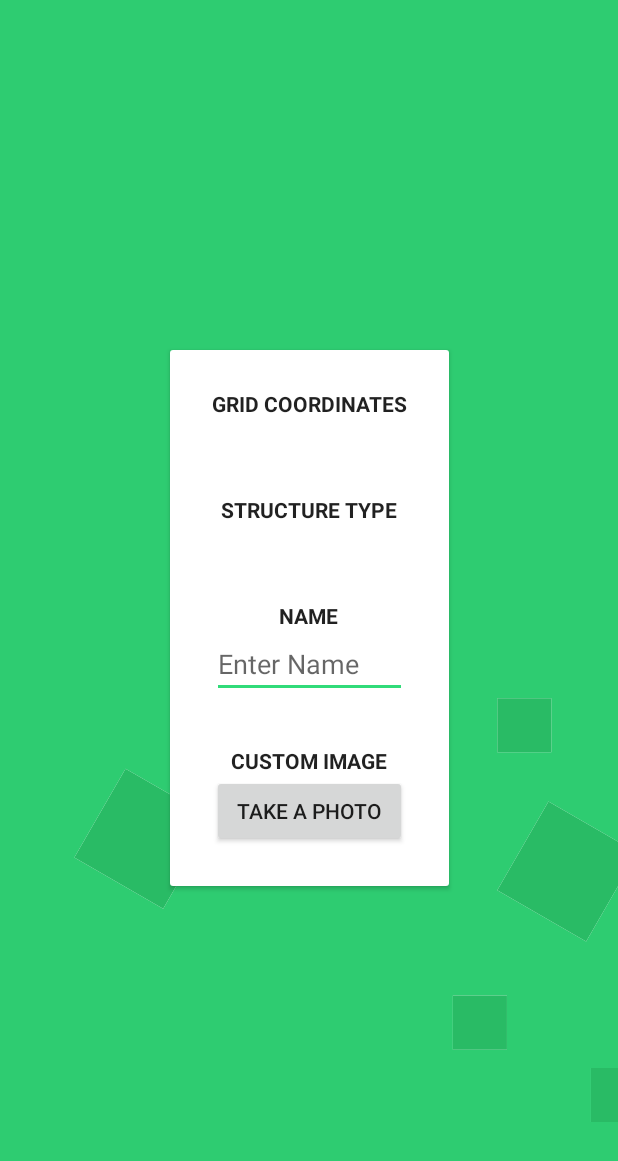
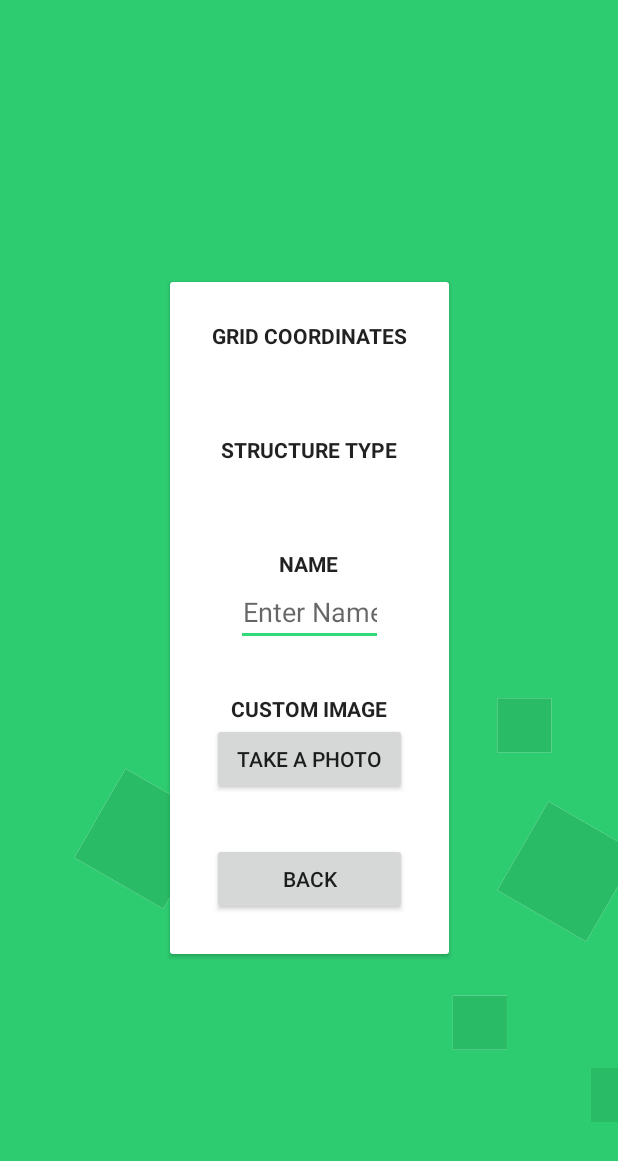
Before and after one commit to Alecadabra/MAD, an Android app: the layout activity_details.xml on its own in the app's theme, with its tools: preview values and no code run, on a phone screen of 412 x 824 dp. Shown: the top 1161 px of the screen. Run offline under Robolectric (Android 15) with nearby library versions, the phone set to English and light mode, and no system bars.

Commit message:
Various work

```diff
--- a/Assignment 2/app/src/main/java/com/alec/mad/assignment2/controller/ThumbnailHandler.kt
+++ b/Assignment 2/app/src/main/java/com/alec/mad/assignment2/controller/ThumbnailHandler.kt
@@ -6,7 +6,7 @@ import android.graphics.Bitmap
 import android.provider.MediaStore
 import androidx.fragment.app.FragmentActivity
 
-class ThumbnailHandler(private val activity: FragmentActivity, val requestCode: Int) {
+class ThumbnailHandler(private val activity: FragmentActivity, private val requestCode: Int) {
     private val intent = Intent(MediaStore.ACTION_IMAGE_CAPTURE)
 
     fun takeThumbnail() {
--- a/Assignment 2/app/src/main/java/com/alec/mad/assignment2/singleton/State.kt
+++ b/Assignment 2/app/src/main/java/com/alec/mad/assignment2/singleton/State.kt
@@ -107,7 +107,11 @@ object State {
             List(settings.mapHeight) { i ->
                 List(settings.mapWidth) { j ->
                     GameMap.MapElement(
-                        structure = structures[GameMap.getAdapterPosition(i, j)],
+                        structure = structures[GameMap.getAdapterPosition(
+                            i,
+                            j,
+                            settings.mapHeight
+                        )],
                         bgImage = bgDrawables.random()
                     )
                 }
--- a/Assignment 2/app/src/main/res/layout/activity_details.xml
+++ b/Assignment 2/app/src/main/res/layout/activity_details.xml
@@ -35,6 +35,10 @@
             android:id="@+id/detailsActivityGridCoordsValue"
             android:layout_width="match_parent"
             android:layout_height="wrap_content"
+            android:layout_gravity="center"
+            android:textSize="18sp"
+            android:layout_marginHorizontal="16dp"
+            android:gravity="center"
             android:layout_marginBottom="32dp"/>
 
         <!-- ======================================================================== -->
@@ -53,6 +57,10 @@
             android:id="@+id/detailsActivityStructureTypeValue"
             android:layout_width="match_parent"
             android:layout_height="wrap_content"
+            android:layout_gravity="center"
+            android:textSize="18sp"
+            android:layout_marginHorizontal="16dp"
+            android:gravity="center"
             android:layout_marginBottom="32dp"/>
 
         <!-- ======================================================================== -->
@@ -73,6 +81,10 @@
             android:layout_width="match_parent"
             android:layout_height="wrap_content"
             android:autofillHints="Set name"
+            android:layout_gravity="center"
+            android:textSize="18sp"
+            android:layout_marginHorizontal="16dp"
+            android:gravity="center"
             android:hint="Enter Name"
             android:inputType="text"
             android:layout_marginBottom="32dp" />
@@ -93,7 +105,15 @@
             android:id="@+id/detailsActivityPhotoButton"
             android:layout_width="match_parent"
             android:layout_height="wrap_content"
+            android:layout_marginBottom="32dp"
             android:text="Take a photo" />
+
+        <Button
+            android:id="@+id/detailsActivityBackButton"
+            android:layout_width="match_parent"
+            android:layout_height="wrap_content"
+            android:layout_gravity="center"
+            android:text="Back" />
 
     </LinearLayout>
 
@@ -104,6 +124,7 @@
         android:adjustViewBounds="true"
         android:scaleType="centerCrop"
         android:src="@drawable/ic_grass4"
-        android:contentDescription="Background"/>
+        android:contentDescription="Background"
+        tools:ignore="HardcodedText" />
 
 </androidx.constraintlayout.widget.ConstraintLayout>
```
Also changed, not shown: Assignment 2/app/src/main/java/com/alec/mad/assignment2/controller/database/DatabaseManager.kt (+5 -6 lines), Assignment 2/app/src/main/java/com/alec/mad/assignment2/model/GameMap.kt (+8 -3 lines), Assignment 2/app/src/main/java/com/alec/mad/assignment2/view/activity/DetailsActivity.kt (+6 -2 lines), Assignment 2/app/src/main/java/com/alec/mad/assignment2/view/activity/SettingsActivity.kt (+36 -57 lines), Assignment 2/app/src/main/java/com/alec/mad/assignment2/view/activity/TitleActivity.kt (+19 -24 lines), Assignment 2/app/src/main/java/com/alec/mad/assignment2/view/fragment/MapTileGridFragment.kt (+20 -6 lines).
